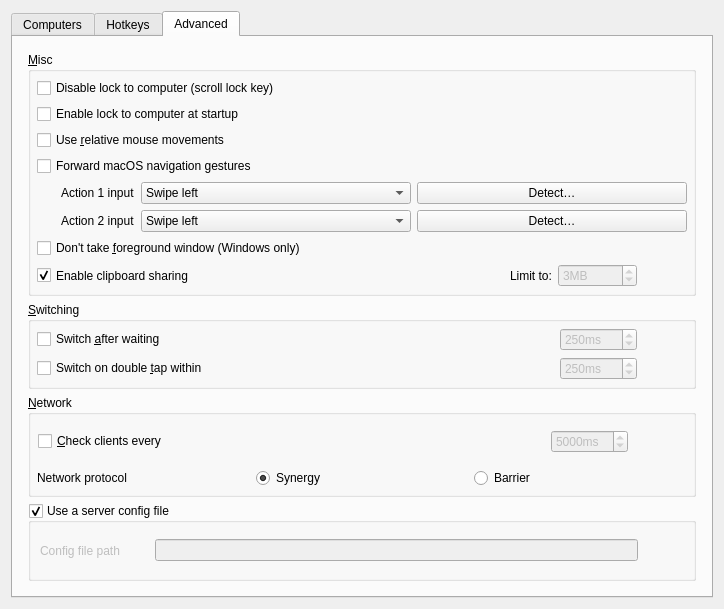
The window that src/lib/gui/dialogs/ServerConfigDialog.ui (lxf82dev/deskflow) describes before a commit, drawn with Qt 5.
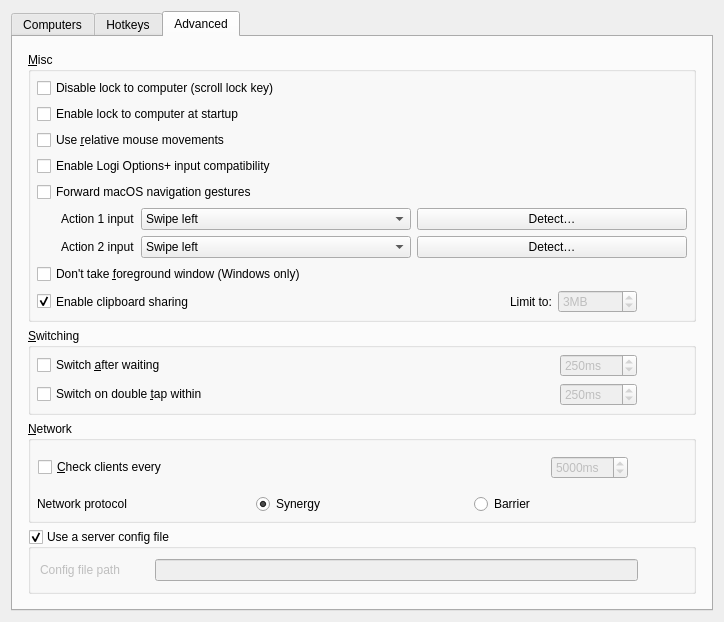
The same window after the commit. The open tabs and pages were chosen to show the change. Icons and pictures are not drawn. Custom widgets are drawn as their Qt base class.

Commit message:
feat(macos): integrate Options+ input compatibility and native navigation
Capture downstream Options+ middle clicks at SESSION and preserve physical Shift releases consumed while controlling a client. Add an opt-in server setting, Mac-native navigation shortcuts, and regression coverage for routing, modifier restoration, protocol compatibility, and GUI settings lifecycle.

```diff
--- a/src/lib/gui/dialogs/ServerConfigDialog.ui
+++ b/src/lib/gui/dialogs/ServerConfigDialog.ui
@@ -367,6 +367,12 @@
             </property>
            </widget>
           </item>
+          <item>
+           <widget class="QCheckBox" name="cbMacOptionsCompatibility">
+            <property name="text"><string>Enable Logi Options+ input compatibility</string></property>
+            <property name="toolTip"><string>Forward Options+ middle clicks to the client and keep local Shift releases synchronized after switching computers.</string></property>
+           </widget>
+          </item>
           <item>
            <widget class="QCheckBox" name="cbMacNavigationGestures">
             <property name="text">
```
The commit also changes 27 other files.
